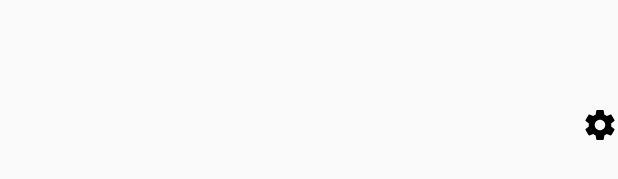
After one commit to putrautama007/KlikEat, an Android app: the layout app_bar_profile.xml on its own in the app's theme, with its tools: preview values and no code run, on a phone screen of 412 x 824 dp. The commit adds this screen. Shown: the part 493-672 px from the top of the screen. Run offline under Robolectric (Android 15) with nearby library versions, the phone set to English and light mode, and no system bars.

Commit message:
push commit

```diff
--- a/app/src/main/java/com/klikeat/p2p/klikeat/ProfileFragment.java
+++ b/app/src/main/java/com/klikeat/p2p/klikeat/ProfileFragment.java
@@ -58,6 +58,7 @@ public class ProfileFragment extends Fragment {
             mParam1 = getArguments().getString(ARG_PARAM1);
             mParam2 = getArguments().getString(ARG_PARAM2);
         }
+
     }
 
     @Override
--- /dev/null
+++ b/app/src/main/res/drawable/ic_settings_black_24dp.xml
@@ -0,0 +1,9 @@
+<vector xmlns:android="http://schemas.android.com/apk/res/android"
+        android:width="24dp"
+        android:height="24dp"
+        android:viewportWidth="24.0"
+        android:viewportHeight="24.0">
+    <path
+        android:fillColor="#FF000000"
+        android:pathData="M19.43,12.98c0.04,-0.32 0.07,-0.64 0.07,-0.98s-0.03,-0.66 -0.07,-0.98l2.11,-1.65c0.19,-0.15 0.24,-0.42 0.12,-0.64l-2,-3.46c-0.12,-0.22 -0.39,-0.3 -0.61,-0.22l-2.49,1c-0.52,-0.4 -1.08,-0.73 -1.69,-0.98l-0.38,-2.65C14.46,2.18 14.25,2 14,2h-4c-0.25,0 -0.46,0.18 -0.49,0.42l-0.38,2.65c-0.61,0.25 -1.17,0.59 -1.69,0.98l-2.49,-1c-0.23,-0.09 -0.49,0 -0.61,0.22l-2,3.46c-0.13,0.22 -0.07,0.49 0.12,0.64l2.11,1.65c-0.04,0.32 -0.07,0.65 -0.07,0.98s0.03,0.66 0.07,0.98l-2.11,1.65c-0.19,0.15 -0.24,0.42 -0.12,0.64l2,3.46c0.12,0.22 0.39,0.3 0.61,0.22l2.49,-1c0.52,0.4 1.08,0.73 1.69,0.98l0.38,2.65c0.03,0.24 0.24,0.42 0.49,0.42h4c0.25,0 0.46,-0.18 0.49,-0.42l0.38,-2.65c0.61,-0.25 1.17,-0.59 1.69,-0.98l2.49,1c0.23,0.09 0.49,0 0.61,-0.22l2,-3.46c0.12,-0.22 0.07,-0.49 -0.12,-0.64l-2.11,-1.65zM12,15.5c-1.93,0 -3.5,-1.57 -3.5,-3.5s1.57,-3.5 3.5,-3.5 3.5,1.57 3.5,3.5 -1.57,3.5 -3.5,3.5z"/>
+</vector>
--- /dev/null
+++ b/app/src/main/res/layout/app_bar_profile.xml
@@ -0,0 +1,32 @@
+<?xml version="1.0" encoding="utf-8"?>
+<LinearLayout
+    xmlns:android="http://schemas.android.com/apk/res/android"
+    android:layout_width="match_parent"
+    android:layout_height="match_parent"
+    xmlns:app="http://schemas.android.com/apk/res-auto"
+    android:layout_gravity="center"
+    android:orientation="horizontal">
+
+
+
+    <TextView
+        android:layout_width="0dp"
+        android:layout_height="wrap_content"
+        android:layout_weight="1"
+        android:layout_gravity="center"
+        android:textAlignment="center"
+        android:id="@+id/action_bar_title"
+        android:textColor="#000000"
+        android:textStyle="bold"
+        android:textAppearance="@style/Base.TextAppearance.AppCompat.Medium"/>
+
+    <ImageView
+        android:id="@+id/action_bar_back"
+        android:layout_width="wrap_content"
+        android:layout_height="wrap_content"
+        android:layout_gravity="center"
+        app:srcCompat="@drawable/ic_settings_black_24dp"
+        android:textColor="#ffffff"
+        android:textStyle="bold" />
+
+</LinearLayout>
--- a/app/src/main/res/values/colors.xml
+++ b/app/src/main/res/values/colors.xml
@@ -1,6 +1,6 @@
 <?xml version="1.0" encoding="utf-8"?>
 <resources>
-    <color name="colorPrimary">#008577</color>
+    <color name="colorPrimary">#FF9300</color>
     <color name="colorPrimaryDark">#00574B</color>
     <color name="colorAccent">#D81B60</color>
 
```
Also changed, not shown: app/src/main/java/com/klikeat/p2p/klikeat/EditProfileActivity.java (+9 -0 lines), app/src/main/java/com/klikeat/p2p/klikeat/MainActivity.java (+7 -4 lines), app/src/main/java/com/klikeat/p2p/klikeat/SettingActivity.java (+9 -0 lines), app/src/main/res/drawable/ic_account_circle_black_24dp.xml (added, +9 -0 lines), app/src/main/res/drawable/ic_favorite_black_24dp.xml (added, +9 -0 lines), app/src/main/res/drawable/ic_history_black_24dp.xml (added, +9 -0 lines), app/src/main/res/layout/app_bar_edit_profile.xml (added, +29 -0 lines), app/src/main/res/layout/app_bar_setting.xml (added, +29 -0 lines), app/src/main/res/menu/navigation.xml (+10 -6 lines), app/src/main/res/values/strings.xml (+4 -3 lines).
